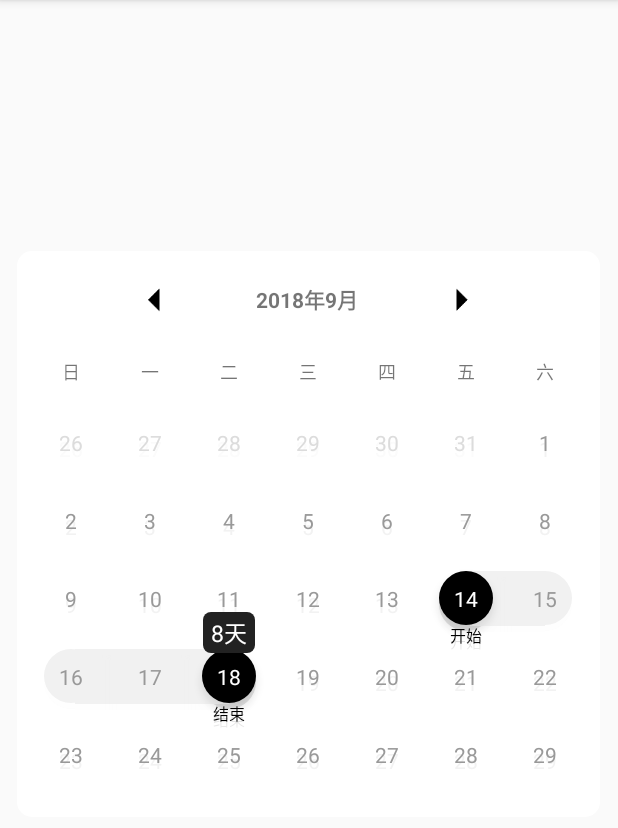
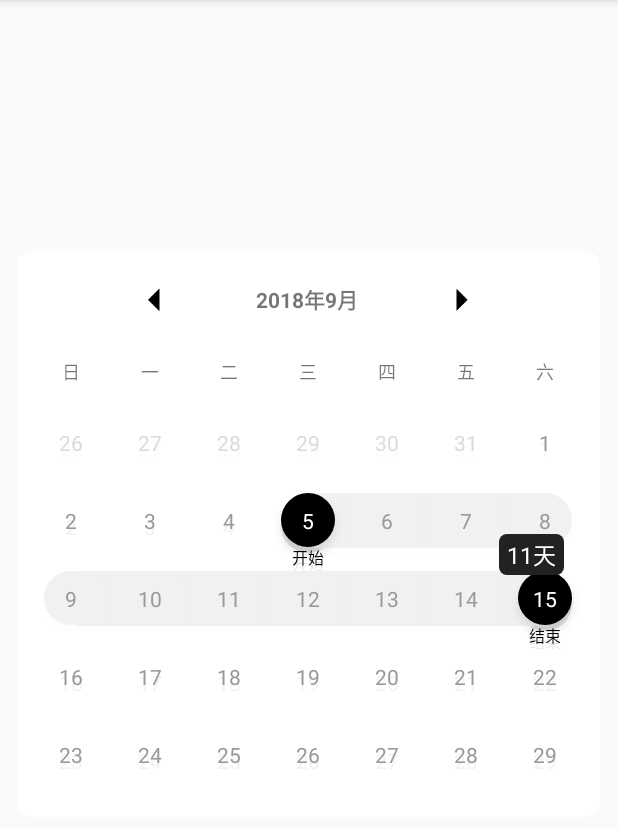
Before and after one commit to miaoMiaoDaShi/TimeLimitView, an Android app: the screen it shows after launch (MainActivity), after a tap on "选择工期", on a phone screen of 412 x 824 dp, the part 84-912 px from its top. Run offline under Robolectric (Android 15) with nearby library versions, the phone set to English and light mode, and no system bars; our stand-ins replace EventBus.

Commit message:
[ADD] BUG fix

```diff
--- a/app/src/main/java/com/miaomaio/timelimitview/TimeLimitDialog.java
+++ b/app/src/main/java/com/miaomaio/timelimitview/TimeLimitDialog.java
@@ -5,19 +5,23 @@ import android.os.Bundle;
 import android.support.annotation.NonNull;
 import android.support.annotation.Nullable;
 import android.support.v4.app.DialogFragment;
+import android.util.Log;
 import android.util.TypedValue;
 import android.view.Gravity;
 import android.view.LayoutInflater;
 import android.view.View;
 import android.view.ViewGroup;
 import android.view.WindowManager;
+import android.widget.Toast;
 
 import com.prolificinteractive.materialcalendarview.CalendarDay;
 import com.prolificinteractive.materialcalendarview.MaterialCalendarView;
+import com.prolificinteractive.materialcalendarview.OnRangeSelectedListener;
 import com.prolificinteractive.materialcalendarview.format.TitleFormatter;
 
 import java.text.ParseException;
 import java.text.SimpleDateFormat;
+import java.util.List;
 import java.util.Objects;
 
 /**
@@ -27,6 +31,8 @@ import java.util.Objects;
  * Description :
  */
 public class TimeLimitDialog extends DialogFragment {
+
+    private static final String TAG = "TimeLimitDialog";
 
     public static TimeLimitDialog newInstance() {
 
@@ -74,30 +80,41 @@ public class TimeLimitDialog extends DialogFragment {
             }
         });
         try {
-            final long startTime = new SimpleDateFormat("yyyy-MM-dd").parse("2018-9-14").getTime();
-            final long endTime = new SimpleDateFormat("yyyy-MM-dd").parse("2018-9-18").getTime();
-
+            final long startTime = new SimpleDateFormat("yyyy-MM-dd").parse("2018-9-5").getTime();
+            final long endTime = new SimpleDateFormat("yyyy-MM-dd").parse("2018-9-15").getTime();
 
 
             CalendarDay startCalendarDay = CalendarDay.from(startTime);
             CalendarDay endCalendarDay = CalendarDay.from(endTime);
 
             materialCalendarView.setShowOtherDates(MaterialCalendarView.SHOW_ALL);
+            materialCalendarView.setDay(11);
             materialCalendarView.setSelectionMode(MaterialCalendarView.SELECTION_MODE_RANGE);
+
 
             materialCalendarView.post(new Runnable() {
                 @Override
                 public void run() {
-                    materialCalendarView.onDateClicked(startCalendarDay,true);
-                    materialCalendarView.onDateClicked(endCalendarDay,true);
+                    materialCalendarView.onDateClicked(startCalendarDay, true);
+                    materialCalendarView.onDateClicked(endCalendarDay, true);
+
+                    materialCalendarView.setOnRangeSelectedListener(new OnRangeSelectedListener() {
+                        @Override
+                        public void onRangeSelected(@NonNull MaterialCalendarView widget, @NonNull List<CalendarDay> dates) {
+                            CalendarDay calendarDay1 = dates.get(0);
+                            CalendarDay calendarDay2 = dates.get(dates.size() - 1);
+                            int day = (int) ((calendarDay2.getCalendar().getTimeInMillis()-calendarDay1.getCalendar().getTimeInMillis())/1000/24/3600);
+                            Toast.makeText(getContext(), String.format("开始%s 结束%s,%d天",calendarDay1,calendarDay2,day+1), Toast.LENGTH_LONG).show();
+                            dismiss();
+                        }
+                    });
                 }
             });
+
 
         } catch (ParseException e) {
             e.printStackTrace();
         }
-
-
 
 
     }
--- a/library/src/main/java/com/prolificinteractive/materialcalendarview/CalendarDay.java
+++ b/library/src/main/java/com/prolificinteractive/materialcalendarview/CalendarDay.java
@@ -214,10 +214,10 @@ public final class CalendarDay implements Parcelable {
      */
     @NonNull
     public Calendar getCalendar() {
-        if (_calendar == null) {
+        //if (_calendar == null) {
             _calendar = CalendarUtils.getInstance();
             copyTo(_calendar);
-        }
+        //}
         return _calendar;
     }
 
@@ -307,7 +307,7 @@ public final class CalendarDay implements Parcelable {
 
     @Override
     public String toString() {
-        return "CalendarDay{" + year + "-" + month + "-" + day + "}";
+        return "CalendarDay{" + year + "-" + month + "-" + day + "-"+isStrat()+ "-"+isEnd()+"}";
     }
 
     /*
--- a/library/src/main/java/com/prolificinteractive/materialcalendarview/CalendarPagerAdapter.java
+++ b/library/src/main/java/com/prolificinteractive/materialcalendarview/CalendarPagerAdapter.java
@@ -272,6 +272,7 @@ abstract class CalendarPagerAdapter<V extends CalendarPagerView> extends PagerAd
                 dayView.getDate().setStrat(false);
                 dayView.getDate().setEnd(false);
                 dayView.getDate().setEndChecked(false);
+                dayView.getDate().setTheSameDay(false);
             }
         }
         invalidateSelectedDates();
--- a/library/src/main/java/com/prolificinteractive/materialcalendarview/DayView.java
+++ b/library/src/main/java/com/prolificinteractive/materialcalendarview/DayView.java
@@ -15,6 +15,7 @@ import android.graphics.drawable.StateListDrawable;
 import android.graphics.drawable.shapes.OvalShape;
 import android.os.Build;
 import android.support.annotation.NonNull;
+import android.util.Log;
 import android.util.TypedValue;
 import android.view.MotionEvent;
 import android.view.View;
@@ -35,6 +36,8 @@ import static com.prolificinteractive.materialcalendarview.MaterialCalendarView.
  */
 @SuppressLint("ViewConstructor")
 class DayView extends View {
+
+    private static final String TAG = "DayView";
 
     private CalendarDay date;
     private int selectionColor = Color.BLACK;
@@ -232,6 +235,7 @@ class DayView extends View {
     @Override
     public void invalidate() {
         super.invalidate();
+        Log.i(TAG, "invalidate: ");
         mIsStrat = date.isStrat();
         mIsEnd = date.isEnd();
         mIsTheSameDay = date.isTheSameDay();
@@ -257,9 +261,7 @@ class DayView extends View {
     @Override
     public void postInvalidate() {
         super.postInvalidate();
-        mIsStrat = date.isStrat();
-        mIsEnd = date.isEnd();
-
+        Log.i(TAG, "postInvalidate: ");
     }
 
     @Override
--- a/library/src/main/java/com/prolificinteractive/materialcalendarview/MaterialCalendarView.java
+++ b/library/src/main/java/com/prolificinteractive/materialcalendarview/MaterialCalendarView.java
@@ -44,6 +44,7 @@ import org.greenrobot.eventbus.ThreadMode;
 
 import java.lang.annotation.Retention;
 import java.lang.annotation.RetentionPolicy;
+import java.text.SimpleDateFormat;
 import java.util.ArrayList;
 import java.util.Arrays;
 import java.util.Calendar;
@@ -188,6 +189,12 @@ public class MaterialCalendarView extends ViewGroup {
     private LinearLayout topbar;
     private CalendarMode calendarMode;
     /**
+     * 天数
+     */
+    private int mDay;
+
+
+    /**
      * Used for the dynamic calendar height.
      */
     private boolean mDynamicHeightEnabled;
@@ -442,22 +449,6 @@ public class MaterialCalendarView extends ViewGroup {
         Log.i(TAG, "onLocationEvent: ");
         if (event.isStart()) {//开始
             ((TextView) mHintView.findViewById(R.id.tvTitle)).setText("选择结束日期");
-        } else if (event.isEnd()) {
-            if (event.isTheSameDay()) {
-                ((TextView) mHintView.findViewById(R.id.tvTitle)).setText(1 + "天");
-                return;
-            }
-            Calendar firstCalendar = getSelectedDates().get(0).getCalendar();
-            firstCalendar.set(Calendar.HOUR, 0);
-
-            Calendar lastCalendar = getSelectedDate().getCalendar();
-            lastCalendar.set(Calendar.HOUR, 12);
-
-            final int day = (int) ((lastCalendar.getTimeInMillis() -
-                    firstCalendar.getTimeInMillis()) / 1000 / 60 / 60 / 24);
-            ((TextView) mHintView.findViewById(R.id.tvTitle)).setText(day + "天");
-        }
-
             mHintView.post(new Runnable() {
                 @Override
                 public void run() {
@@ -466,11 +457,36 @@ public class MaterialCalendarView extends ViewGroup {
                     } else if (event.isRight()) {
                         mHintView.setTranslationX(event.getLocation()[0] - (mHintView.getWidth() - event.getDayViewWidth()));
                     } else {
-                    mHintView.setTranslationX(event.getLocation()[0] - (mHintView.getWidth() - event.getDayViewWidth()) / 2);
+                        Log.i(TAG, "run: "+Math.abs(mHintView.getWidth() - event.getDayViewWidth()));
+                        mHintView.setTranslationX(event.getLocation()[0] - (Math.abs(mHintView.getWidth() - event.getDayViewWidth())) / 2);
                     }
 
                 }
             });
+        } else if (event.isEnd()) {
+            if (event.isTheSameDay()) {
+                ((TextView) mHintView.findViewById(R.id.tvTitle)).setText(1 + "天");
+            } else {
+//                Calendar firstCalendar = getSelectedDates().get(0).getCalendar();
+//
+//                Calendar lastCalendar = getSelectedDate().getCalendar();
+//
+//                final int day = (int) ((lastCalendar.getTimeInMillis() -
+//                        firstCalendar.getTimeInMillis()) / 1000 / 60 / 60 / 24);
+                ((TextView) mHintView.findViewById(R.id.tvTitle)).setText(mDay + "天");
+            }
+
+            mHintView.post(new Runnable() {
+                @Override
+                public void run() {
+                    mHintView.setTranslationX(event.getLocation()[0] - (Math.abs(mHintView.getWidth() - event.getDayViewWidth())) / 2);
+
+                }
+            });
+
+        }
+
+
 
 
         mHintView.setTranslationY(event.getLocation()[1] - topbar.getHeight() / 2);
@@ -626,6 +642,10 @@ public class MaterialCalendarView extends ViewGroup {
         this.tileWidth = size;
         this.tileHeight = size;
         requestLayout();
+    }
+
+    public void setDay(int day) {
+        mDay = day;
     }
 
     /**
@@ -1510,19 +1530,22 @@ public class MaterialCalendarView extends ViewGroup {
      */
 
     protected void dispatchOnRangeSelected(final CalendarDay firstDay, final CalendarDay lastDay) {
+        Log.i(TAG, "开始日期/结束日期 : "+firstDay.toString()+"/"+lastDay.toString()+"结束毫秒: "+new SimpleDateFormat("yyyy-MM-dd").format(lastDay.getDate()));
         mHintView.animate().alpha(getSelectedDates().size() > 0 && selectionMode == SELECTION_MODE_RANGE ? 1 : 0);
         final OnRangeSelectedListener listener = rangeListener;
         final List<CalendarDay> days = new ArrayList<>();
 
-        final Calendar counter = Calendar.getInstance();
-        counter.setTime(firstDay.getDate());  //  start from the first day and increment
-
-        final Calendar end = Calendar.getInstance();
-        end.setTime(lastDay.getDate());  //  for comparison
+        final Calendar counter = firstDay.getCalendar();
+       // counter.setTime(firstDay.getDate());  //  start from the first day and increment
+
+        final Calendar end =lastDay.getCalendar();
+       // end.setTime(lastDay.getDate());  //  for comparison
+        Log.i(TAG, "结束日期 : "+CalendarDay.from(end).toString()+"毫秒: "+new SimpleDateFormat("yyyy-MM-dd").format(lastDay.getDate()));
 
         while (counter.before(end) || counter.equals(end)) {
             final CalendarDay current = CalendarDay.from(counter);
             adapter.setDateSelected(current, true);
+            Log.i(TAG, "正在添加中: "+current.toString()+"结束时间: "+CalendarDay.from(end).toString());
             days.add(current);
             counter.add(Calendar.DATE, 1);
         }
@@ -1566,20 +1589,12 @@ public class MaterialCalendarView extends ViewGroup {
 
                 if (currentSelection.size() == 0) {
                     // Selecting the first date of a range
-                    if (nowSelected) {
                     date.setStrat(true);
-                        date.setEnd(false);
-                    } else {
-                        date.setStrat(false);
-                        date.setEnd(false);
-                    }
-
-
-                    adapter.setDateSelected(date, nowSelected);
-                    dispatchOnDateSelected(date, nowSelected);
-                } else if (currentSelection.size() == 1 && !currentSelection.get(0).isTheSameDay()) {//第二次进入 清除状态
-                    Log.i(TAG, "onDateClicked: "+date.toString());
+                    adapter.setDateSelected(date, true);
+                    dispatchOnDateSelected(date, true);
+                } else if (currentSelection.size() == 1) {
                     final CalendarDay firstDaySelected = currentSelection.get(0);
+
                     if (firstDaySelected.isAfter(date)) {
                         // Selecting a range, dispatching...
                         Toast.makeText(getContext(), "请选择开始时间以前的日期", Toast.LENGTH_SHORT).show();
@@ -1587,39 +1602,37 @@ public class MaterialCalendarView extends ViewGroup {
                     }
 
                     //判断两个日期 是否相同
-                    if (firstDaySelected.equals(date)) {//相同的日期
+                    if (firstDaySelected.equals(date)) {//相同的日期  反正里面也就这一个
+                        if (firstDaySelected.isTheSameDay()) {//是否是第二次选中过
+                            adapter.clearSelections();
+                            firstDaySelected.setStrat(true);
+
+                        }else {
                             firstDaySelected.setStrat(false);
                             firstDaySelected.setEnd(true);
                             firstDaySelected.setTheSameDay(true);
+                        }
+
                         adapter.setDateSelected(firstDaySelected, true);
                     } else {//不同日期
-                        if (nowSelected) {
-                            date.setStrat(false);
+                        Log.i(TAG, "选择不同的日期: "+date.toString());
                         date.setEnd(true);
-                        } else {
-                            date.setStrat(false);
-                            date.setEnd(false);
-                        }
-                        firstDaySelected.setEndChecked(nowSelected);
-                        adapter.setDateSelected(firstDaySelected, nowSelected);
-                        adapter.setDateSelected(date, nowSelected);
+                        firstDaySelected.setEndChecked(true);
+                        adapter.setDateSelected(firstDaySelected, true);
+                        adapter.setDateSelected(date, true);
                     }
                     // Selecting the second date of a range
                     dispatchOnRangeSelected(firstDaySelected, date);
                 } else {
                     // Clearing selection and making a selection of the new date.
                     adapter.clearSelections();
-
-
-                    if (nowSelected) {
+                    Log.i(TAG, "清理  从新选中: "+date.toString());
+                    for (CalendarDay calendarDay : getSelectedDates()) {
+                        Log.i(TAG, "目前的集合里: "+calendarDay.toString());
+                    }
                     date.setStrat(true);
-                        date.setEnd(false);
-                    } else {
-                        date.setStrat(false);
-                        date.setEnd(false);
-                    }
-                    adapter.setDateSelected(date, nowSelected);
-                    dispatchOnDateSelected(date, nowSelected);
+                    adapter.setDateSelected(date, true);
+                    dispatchOnDateSelected(date, true);
                 }
 
 //                if (date.isStrat() || date.isEnd()) {//开始
@@ -1680,7 +1693,12 @@ public class MaterialCalendarView extends ViewGroup {
                 // goToPrevious();
             }
         }
-        onDateClicked(dayView.getDate(), !dayView.isChecked());
+
+        //重置状态
+        final CalendarDay calendarDay = dayView.getDate();
+        calendarDay.setStrat(false);
+        calendarDay.setEnd(false);
+        onDateClicked(calendarDay, !dayView.isChecked());
 
     }
 
```
Lines whose indentation alone changed are shown as unchanged.
